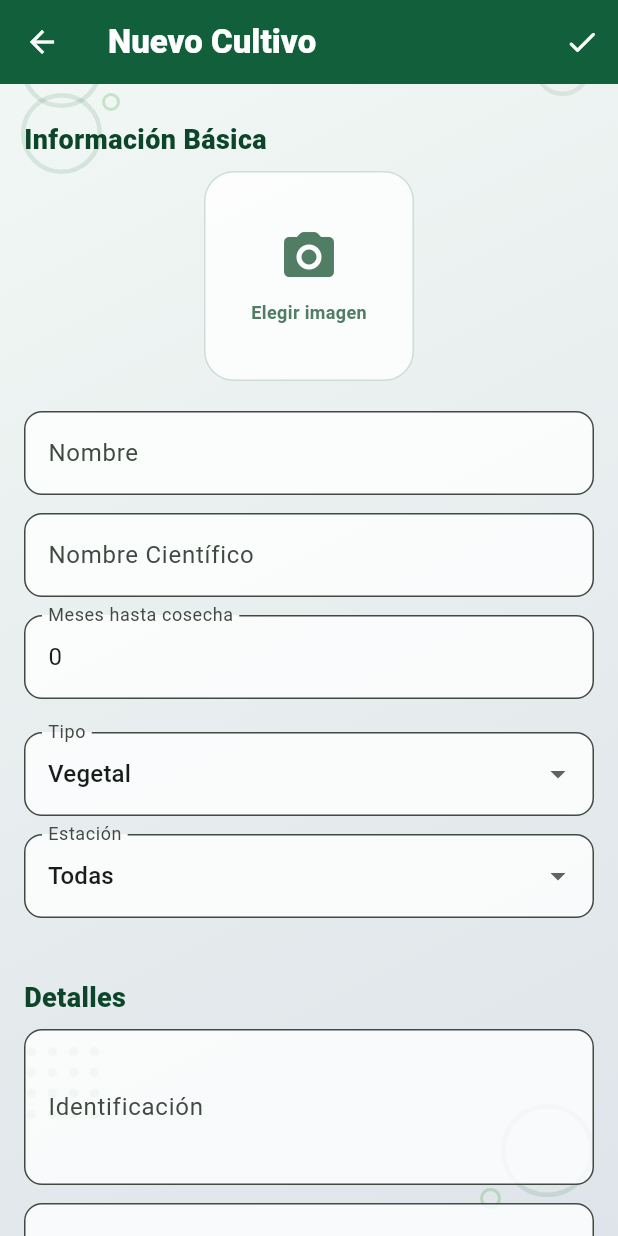
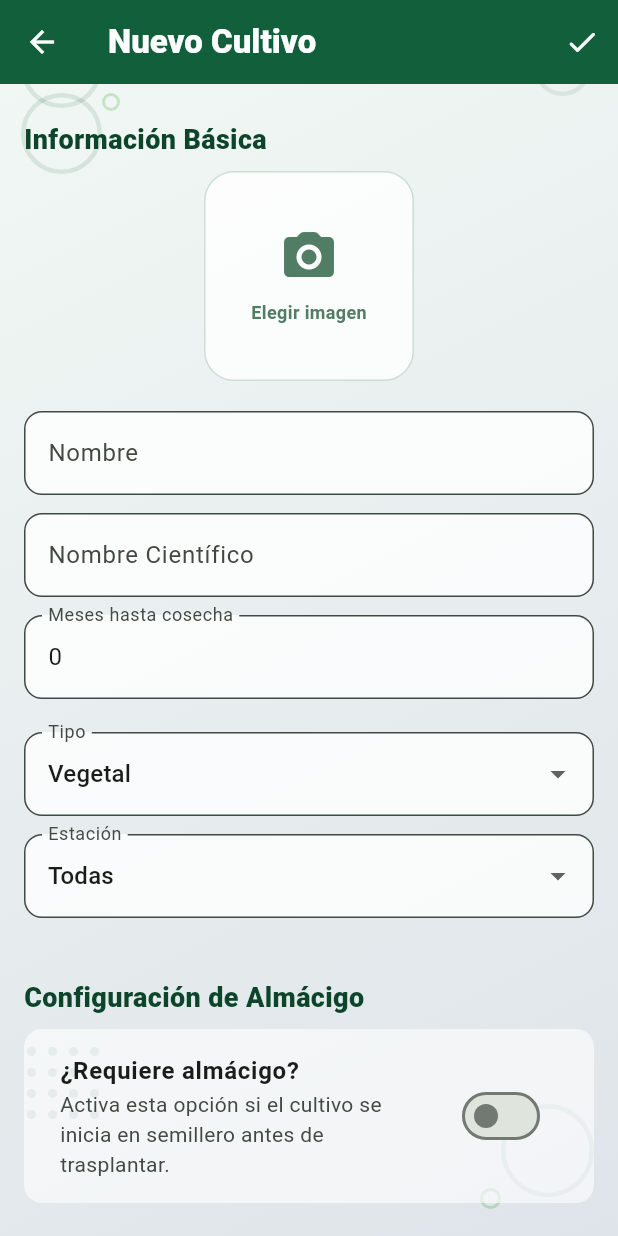
Before and after one commit to hildaalvarado-ux/Ra-ces-Dig-tales, a Flutter app: the CultivoFormPage screen opened directly, on a phone screen of 412 x 824 dp. Run offline on Flutter 3.47's test engine with Material 3 defaults, Android fonts, the phone set to English and light mode, and no system bars; our stand-ins replace drift, file_picker, flutter_local_notifications, image_picker, share_plus, table_calendar and 1 more; accounts and stored records are empty; generated files the repository leaves out were written again; statements that could not run were skipped.

Commit message:
Enhance crop creation with dynamic fields and Almácigo support
- Added dynamic custom fields to the "Ficha Técnica" in CultivoFormPage.
- Implemented Almácigo configuration (usaAlmacigo, tiempoAlmacigo) in the crop form.
- Updated the plan generation dialog to allow overriding the Almácigo setting.
- Refined CropPlanGenerator to adjust the sowing plan based on Almácigo selection, including a transplant task if applicable.

Co-authored-by: hildaalvarado-ux <210755048+hildaalvarado-ux@users.noreply.github.com>

```diff
--- a/lib/datos/cultivo_form.dart
+++ b/lib/datos/cultivo_form.dart
@@ -24,14 +24,19 @@ class _CultivoFormPageState extends State<CultivoFormPage> {
   late TextEditingController _identificacionCtrl;
   late TextEditingController _siembraCtrl;
 
+  // Almácigo settings
+  bool _usaAlmacigo = false;
+  late TextEditingController _tiempoAlmacigoCtrl;
+
   String _tipo = 'Vegetal';
   String _estacion = 'Todas';
   String? _imagePath;
 
   final Map<String, TextEditingController> _fichaCtrls = {};
+  final List<String> _fichaKeys = [];
   final List<TextEditingController> _plagasCtrls = [];
 
-  final List<String> _fichaKeys = [
+  final List<String> _defaultFichaKeys = [
     'Temporada de siembra',
     'Época de siembra',
     'Tipo de siembra',
@@ -60,18 +65,28 @@ class _CultivoFormPageState extends State<CultivoFormPage> {
     _identificacionCtrl = TextEditingController(text: c?.identificacion ?? '');
     _siembraCtrl = TextEditingController(text: c?.siembra ?? '');
 
+    final guia = c?.guiaRapida ?? {};
+    _usaAlmacigo = guia['usaAlmacigo'] == true;
+    _tiempoAlmacigoCtrl = TextEditingController(text: (guia['tiempoAlmacigo'] ?? 0).toString());
+
     if (c != null) {
       _tipo = c.tipo;
       _estacion = c.estacion;
       _imagePath = c.imagePath;
-      for (var key in _fichaKeys) {
+
+      // Unir llaves por defecto con las existentes en el cultivo
+      final allKeys = {..._defaultFichaKeys, ...c.ficha.keys};
+      for (var key in allKeys) {
+        _fichaKeys.add(key);
         _fichaCtrls[key] = TextEditingController(text: c.ficha[key] ?? '');
       }
+
       for (var p in c.plagas) {
         _plagasCtrls.add(TextEditingController(text: p));
       }
     } else {
-      for (var key in _fichaKeys) {
+      for (var key in _defaultFichaKeys) {
+        _fichaKeys.add(key);
         _fichaCtrls[key] = TextEditingController();
       }
     }
@@ -84,6 +99,7 @@ class _CultivoFormPageState extends State<CultivoFormPage> {
     _cosechaMesesCtrl.dispose();
     _identificacionCtrl.dispose();
     _siembraCtrl.dispose();
+    _tiempoAlmacigoCtrl.dispose();
     for (var ctrl in _fichaCtrls.values) {
       ctrl.dispose();
     }
@@ -103,6 +119,48 @@ class _CultivoFormPageState extends State<CultivoFormPage> {
     setState(() {
       _plagasCtrls[index].dispose();
       _plagasCtrls.removeAt(index);
+    });
+  }
+
+  void _addFichaField() {
+    final keyCtrl = TextEditingController();
+    showDialog(
+      context: context,
+      builder: (context) => AlertDialog(
+        title: const Text('Nuevo campo personalizado'),
+        content: TextField(
+          controller: keyCtrl,
+          decoration: const InputDecoration(
+            labelText: 'Nombre del campo (ej: pH del suelo)',
+            hintText: 'Ingrese el nombre de la información adicional',
+          ),
+          autofocus: true,
+        ),
+        actions: [
+          TextButton(onPressed: () => Navigator.pop(context), child: const Text('CANCELAR')),
+          ElevatedButton(
+            onPressed: () {
+              final key = keyCtrl.text.trim();
+              if (key.isNotEmpty && !_fichaKeys.contains(key)) {
+                setState(() {
+                  _fichaKeys.add(key);
+                  _fichaCtrls[key] = TextEditingController();
+                });
+                Navigator.pop(context);
+              }
+            },
+            child: const Text('AGREGAR'),
+          ),
+        ],
+      ),
+    );
+  }
+
+  void _removeFichaField(String key) {
+    setState(() {
+      _fichaKeys.remove(key);
+      _fichaCtrls[key]?.dispose();
+      _fichaCtrls.remove(key);
     });
   }
 
@@ -168,11 +226,15 @@ class _CultivoFormPageState extends State<CultivoFormPage> {
   void _save() {
     if (!_formKey.currentState!.validate()) return;
 
+    final guia = Map<String, dynamic>.from(widget.cultivo?.guiaRapida ?? {});
+    guia['usaAlmacigo'] = _usaAlmacigo;
+    guia['tiempoAlmacigo'] = int.tryParse(_tiempoAlmacigoCtrl.text.trim()) ?? 0;
+
     final nuevo = Cultivo(
       id: widget.cultivo?.id,
       nombre: _nombreCtrl.text.trim(),
       cientifico: _cientificoCtrl.text.trim(),
-      imagen: '',
+      imagen: widget.cultivo?.imagen ?? '',
       imagePath: _imagePath,
       cosechaMeses: int.tryParse(_cosechaMesesCtrl.text.trim()) ?? 0,
       tipo: _tipo,
@@ -181,6 +243,7 @@ class _CultivoFormPageState extends State<CultivoFormPage> {
       siembra: _siembraCtrl.text.trim(),
       ficha: _fichaCtrls.map((k, v) => MapEntry(k, v.text.trim())),
       plagas: _plagasCtrls.map((e) => e.text.trim()).where((e) => e.isNotEmpty).toList(),
+      guiaRapida: guia,
     );
 
     Navigator.pop(context, nuevo);
@@ -268,13 +331,58 @@ class _CultivoFormPageState extends State<CultivoFormPage> {
                   (v) => setState(() => _estacion = v!)),
 
                 const SizedBox(height: 20),
+                _buildSectionTitle('Configuración de Almácigo'),
+                Container(
+                  padding: const EdgeInsets.all(8),
+                  decoration: BoxDecoration(
+                    color: Colors.white.withOpacity(0.6),
+                    borderRadius: BorderRadius.circular(12),
+                  ),
+                  child: Column(
+                    children: [
+                      SwitchListTile(
+                        title: const Text('¿Requiere almácigo?', style: TextStyle(fontWeight: FontWeight.bold)),
+                        subtitle: const Text('Activa esta opción si el cultivo se inicia en semillero antes de trasplantar.'),
+                        value: _usaAlmacigo,
+                        activeColor: AppColors.greenDark,
+                        onChanged: (v) => setState(() => _usaAlmacigo = v),
+                      ),
+                      if (_usaAlmacigo)
+                        Padding(
+                          padding: const EdgeInsets.symmetric(horizontal: 16, vertical: 8),
+                          child: _buildTextField(_tiempoAlmacigoCtrl, 'Días en almácigo hasta trasplante', isNumber: true),
+                        ),
+                    ],
+                  ),
+                ),
+
+                const SizedBox(height: 20),
                 _buildSectionTitle('Detalles'),
                 _buildTextField(_identificacionCtrl, 'Identificación', maxLines: 3),
                 _buildTextField(_siembraCtrl, 'Instrucciones de Siembra', maxLines: 3),
 
                 const SizedBox(height: 20),
-                _buildSectionTitle('Ficha Técnica'),
-                ..._fichaKeys.map((key) => _buildTextField(_fichaCtrls[key]!, key)),
+                Row(
+                  children: [
+                    _buildSectionTitle('Ficha Técnica'),
+                    const Spacer(),
+                    IconButton(
+                      onPressed: _addFichaField,
+                      icon: const Icon(Icons.add_circle_outline, color: AppColors.greenDark),
+                      tooltip: 'Agregar campo personalizado',
+                    ),
+                  ],
+                ),
+                ..._fichaKeys.map((key) => Row(
+                  children: [
+                    Expanded(child: _buildTextField(_fichaCtrls[key]!, key)),
+                    IconButton(
+                      onPressed: () => _removeFichaField(key),
+                      icon: const Icon(Icons.remove_circle_outline, color: Colors.red),
+                      tooltip: 'Eliminar campo',
+                    ),
+                  ],
+                )),
 
                 const SizedBox(height: 20),
                 Row(
```
Also changed, not shown: lib/datos/calendario.dart (+6 -3 lines), lib/datos/cultivo_detalle.dart (+10 -0 lines).
